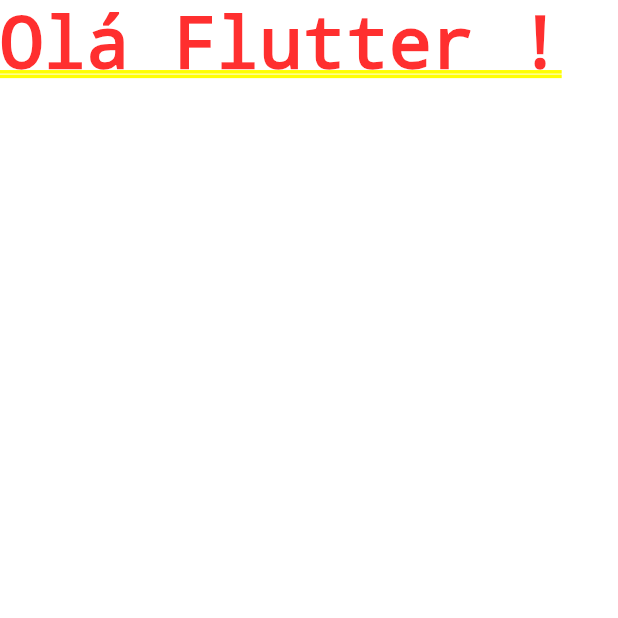
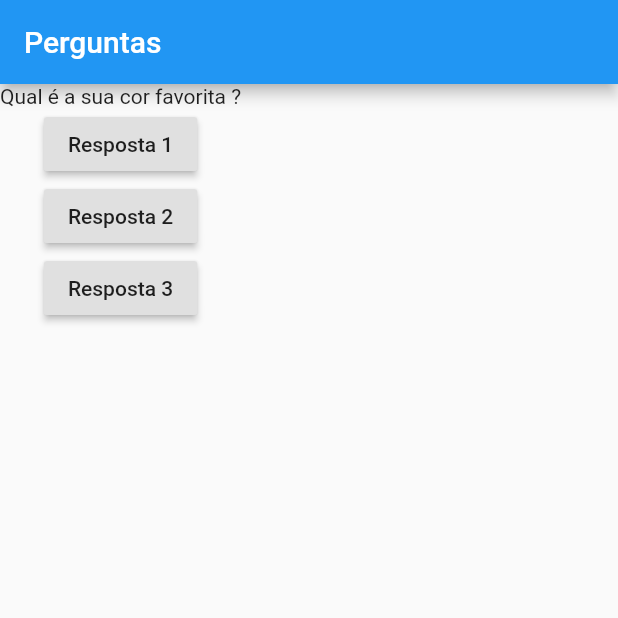
Before and after one commit to harlleybastos/Aplicativo-Perguntas-Flutter, a Flutter app: the screen it shows after launch, on a phone screen of 412 x 824 dp, the top half of it. Run offline on Flutter 3.47's test engine with Material 2 defaults, Android fonts, the phone set to English and light mode, and no system bars.

Commit message:
nova funcionalidade

```diff
--- a/lib/main.dart
+++ b/lib/main.dart
@@ -1,15 +1,57 @@
-
 import 'package:flutter/material.dart';
 
-main(){
-  runApp(new PerguntaApp());
+main() => runApp(PerguntaApp());
 
-}
+class PerguntaAppState extends State<PerguntaApp> {
+  var perguntaSelecionada = 0;
 
-class PerguntaApp extends StatelessWidget {
-  Widget build (BuildContext context){
+  void responder() {
+    setState(() {
+      perguntaSelecionada++;
+    });
+
+    print(perguntaSelecionada);
+  }
+
+  @override
+  Widget build(BuildContext context) {
+
+    final perguntas = [
+      'Qual é a sua cor favorita ?',
+      'Qual é o seu animal favorito?'
+    ];
+
     return MaterialApp(
-      home: Text('Olá Flutter !'),
+      home: Scaffold(
+        //Estrtutura da aplicação
+        appBar: AppBar(
+          title: Text('Perguntas'),
+        ),
+        body: Column(
+          children: [
+            // Lista de vários componentes
+            Text(perguntas[perguntaSelecionada]), // Caixa de Texto
+            RaisedButton(
+              child: Text('Resposta 1'),
+              onPressed: responder,
+            ),
+            RaisedButton(
+              child: Text('Resposta 2'),
+              onPressed: responder,
+            ),
+            RaisedButton(
+              child: Text('Resposta 3'),
+              onPressed: responder,
+            ),
+          ],
+        ),
+      ),
     );
   }
 }
+
+class PerguntaApp extends StatefulWidget {
+  PerguntaAppState createState() {
+    return PerguntaAppState();
+  }
+}
```
